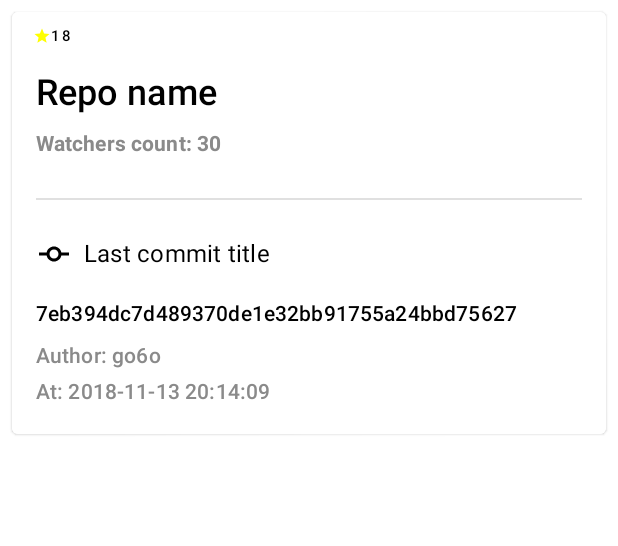
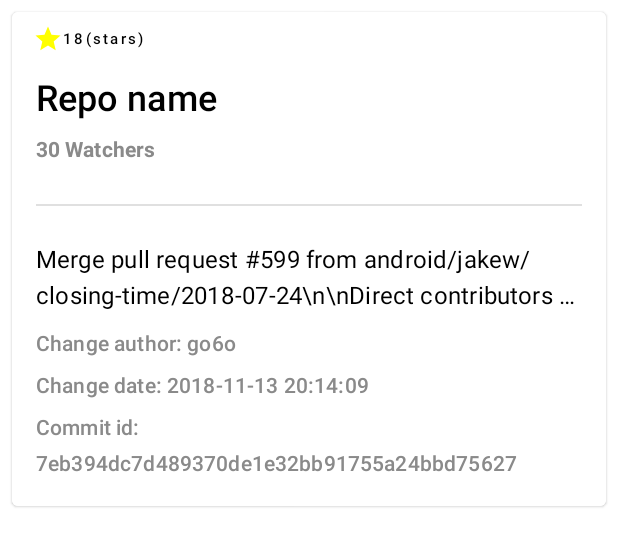
Before and after one commit to GNNikolov/GitViewer, an Android app built with Jetpack Compose: the @Preview function RepositoryListItem, on a phone screen of 412 x 824 dp. Shown: the top 546 px of the screen. Run offline under Robolectric (Android 15) with nearby library versions, the phone set to English and light mode, and no system bars.

Commit message:
Some UI clean ups. Show dummy repo list

```diff
--- a/app/src/main/java/com/gnnikolov/gitviewer/MainActivity.kt
+++ b/app/src/main/java/com/gnnikolov/gitviewer/MainActivity.kt
@@ -10,6 +10,7 @@ import androidx.compose.material.Text
 import androidx.compose.runtime.Composable
 import androidx.compose.ui.Modifier
 import androidx.compose.ui.tooling.preview.Preview
+import com.gnnikolov.gitviewer.ui.list.RepositoryList
 import com.gnnikolov.gitviewer.ui.theme.GitViewerTheme
 
 class MainActivity : ComponentActivity() {
@@ -18,12 +19,13 @@ class MainActivity : ComponentActivity() {
         setContent {
             GitViewerTheme {
                 // A surface container using the 'background' color from the theme
-                Surface(
-                    modifier = Modifier.fillMaxSize(),
-                    color = MaterialTheme.colors.background
-                ) {
-                    Greeting("Android")
-                }
+//                Surface(
+//                    modifier = Modifier.fillMaxSize(),
+//                    color = MaterialTheme.colors.background
+//                ) {
+//                    Greeting("Android")
+//                }
+                RepositoryList()
             }
         }
     }
--- a/app/src/main/java/com/gnnikolov/gitviewer/ui/list/RepositoryList.kt
+++ b/app/src/main/java/com/gnnikolov/gitviewer/ui/list/RepositoryList.kt
@@ -2,24 +2,31 @@ package com.gnnikolov.gitviewer.ui.list
 
 import androidx.compose.foundation.background
 import androidx.compose.foundation.layout.*
+import androidx.compose.foundation.lazy.LazyColumn
 import androidx.compose.material.*
 import androidx.compose.material.icons.Icons
 import androidx.compose.material.icons.filled.Star
 import androidx.compose.runtime.Composable
-import androidx.compose.ui.Alignment
 import androidx.compose.ui.Alignment.Companion.CenterVertically
 import androidx.compose.ui.Modifier
 import androidx.compose.ui.graphics.Color
-import androidx.compose.ui.res.painterResource
 import androidx.compose.ui.text.font.FontWeight
 import androidx.compose.ui.text.style.TextOverflow
 import androidx.compose.ui.tooling.preview.Preview
 import androidx.compose.ui.unit.dp
-import com.gnnikolov.gitviewer.R
+
+@Composable
+fun RepositoryList() {
+    LazyColumn {
+        items(10, null) {
+            RepositoryListItem()
+        }
+    }
+}
 
 @Preview
 @Composable
-fun RepositoryListItem() {
+private fun RepositoryListItem() {
     Card(
         modifier = Modifier
             .padding(all = 8.dp)
@@ -37,12 +44,12 @@ fun RepositoryListItem() {
                     tint = Color.Yellow,
                     imageVector = Icons.Filled.Star,
                     modifier = Modifier
-                        .size(12.dp)
+                        .size(20.dp)
                         .align(CenterVertically),
                     contentDescription = null
                 )
                 Text(
-                    text = "18",
+                    text = "18(stars)",
                     modifier = Modifier
                         .align(CenterVertically),
                     style = MaterialTheme.typography.overline,
@@ -60,7 +67,7 @@ fun RepositoryListItem() {
                 fontWeight = FontWeight.Medium
             )
             Text(
-                text = "Watchers count: 30",
+                text = "30 Watchers",
                 modifier = Modifier
                     .fillMaxWidth()
                     .padding(top = 8.dp)
@@ -79,54 +86,50 @@ fun RepositoryListItem() {
                     .padding(top = 24.dp, bottom = 24.dp)
             )
             Row {
-                Icon(
-                    painter = painterResource(id = R.drawable.ic_baseline_commit_24),
-                    modifier = Modifier.padding(start = 16.dp),
-                    contentDescription = null
-                )
                 Text(
-                    text = "Last commit title",
+                    text = "Merge pull request #599 from android/jakew/closing-time/2018-07-24\\n\\nDirect contributors to AOSP",
                     modifier = Modifier
                         .align(CenterVertically)
                         .fillMaxWidth()
-                        .padding(start = 8.dp),
+                        .padding(horizontal = 16.dp),
                     style = MaterialTheme.typography.subtitle1,
                     maxLines = 2,
                     overflow = TextOverflow.Ellipsis
                 )
             }
             Text(
-                text = "7eb394dc7d489370de1e32bb91755a24bbd75627",
+                text = "Change author: go6o",
                 modifier = Modifier
                     .fillMaxWidth()
-                    .padding(top = 16.dp)
-                    .padding(horizontal = 16.dp),
-                style = MaterialTheme.typography.subtitle2,
-                maxLines = 1,
-                overflow = TextOverflow.Ellipsis
-            )
-            Text(
-                text = "Author: go6o",
-                modifier = Modifier
-                    .fillMaxWidth()
-                    .padding(top = 4.dp)
-                    .padding(horizontal = 16.dp),
+                    .padding(horizontal = 16.dp)
+                    .padding(top = 8.dp),
                 color = Color(0xFF8A8A8A),
                 style = MaterialTheme.typography.subtitle2,
                 maxLines = 2,
                 overflow = TextOverflow.Ellipsis
             )
             Text(
-                text = "At: 2018-11-13 20:14:09",
+                text = "Change date: 2018-11-13 20:14:09",
                 modifier = Modifier
                     .fillMaxWidth()
                     .padding(horizontal = 16.dp)
-                    .padding(bottom = 16.dp),
+                    .padding(top = 4.dp),
                 color = Color(0xFF8A8A8A),
                 style = MaterialTheme.typography.subtitle2,
                 maxLines = 2,
                 overflow = TextOverflow.Ellipsis
             )
+            Text(
+                text = "Commit id: 7eb394dc7d489370de1e32bb91755a24bbd75627",
+                modifier = Modifier
+                    .wrapContentWidth()
+                    .padding(horizontal = 16.dp)
+                    .padding(top = 4.dp)
+                    .padding(bottom = 16.dp),
+                color = Color(0xFF8A8A8A),
+                style = MaterialTheme.typography.subtitle2,
+                maxLines = 2
+            )
         }
     }
 }
--- a/app/src/main/res/drawable/ic_baseline_commit_24.xml
+++ /dev/null
@@ -1,5 +0,0 @@
-<vector android:height="24dp" android:tint="#000000"
-    android:viewportHeight="24" android:viewportWidth="24"
-    android:width="24dp" xmlns:android="http://schemas.android.com/apk/res/android">
-    <path android:fillColor="@android:color/white" android:pathData="M16.9,11L16.9,11c-0.46,-2.28 -2.48,-4 -4.9,-4s-4.44,1.72 -4.9,4h0H2v2h5.1h0c0.46,2.28 2.48,4 4.9,4s4.44,-1.72 4.9,-4h0H22v-2H16.9zM12,15c-1.66,0 -3,-1.34 -3,-3s1.34,-3 3,-3s3,1.34 3,3S13.66,15 12,15z"/>
-</vector>
```
